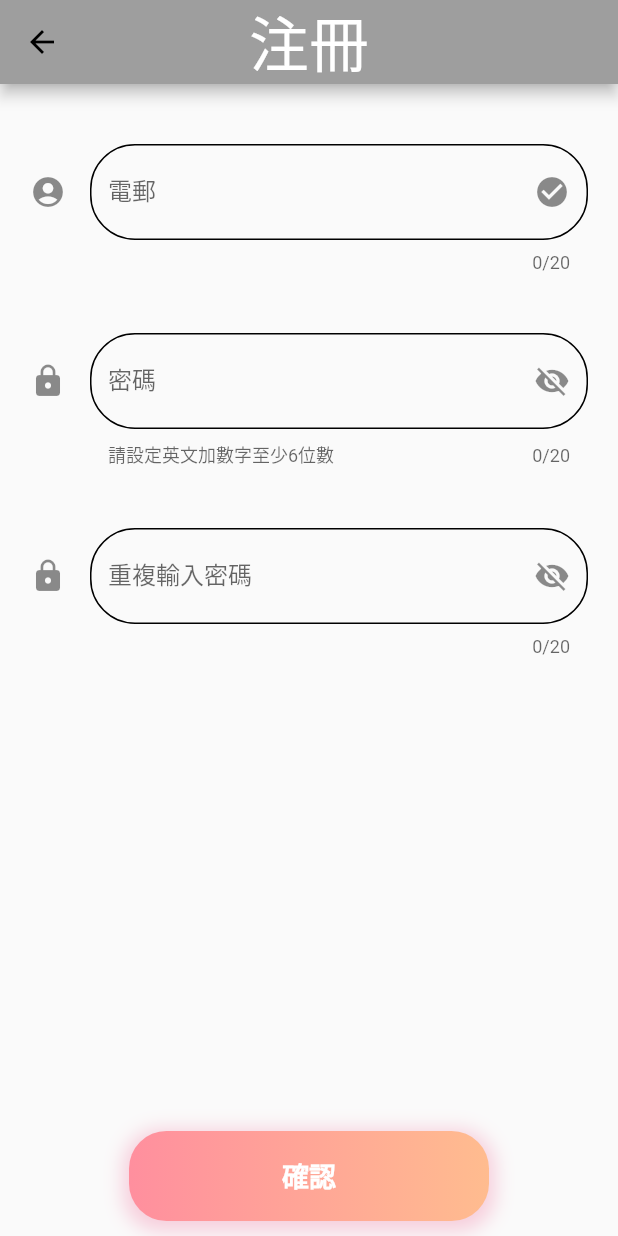
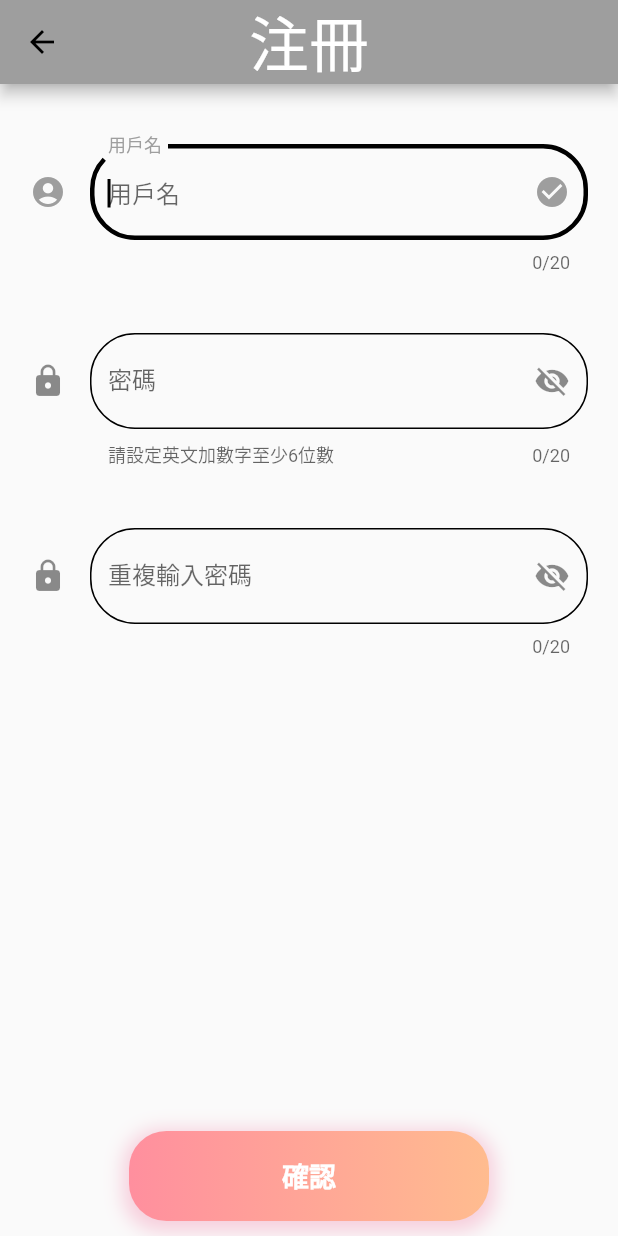
Before and after one commit to yu-hsiennn/Pet-App, a Flutter app: the RegisterPage screen opened directly, on a phone screen of 412 x 824 dp. Run offline on Flutter 3.47's test engine with Material 2 defaults, Android fonts, the light colour scheme and no system bars; our stand-ins replace speech_to_text; missing offline and left inert: album_image; Roboto replaces fonts that are missing (Netflix).

Commit message:
finalized RegisterPage

```diff
--- a/lib/MainPage.dart
+++ b/lib/MainPage.dart
@@ -11,6 +11,8 @@ PetDetail demoPet2 = PetDetail(
 
 UserData demoUser1 = UserData(
   name: "peach",
+  username: 'demouser',
+  password: 'demopw',
   follower: 116,
   pet_count: 2,
   intro: "aasddf",
--- a/lib/RegisterPage.dart
+++ b/lib/RegisterPage.dart
@@ -1,4 +1,5 @@
 import 'package:flutter/material.dart';
+import 'package:pet_app/UserData.dart';
 import 'CustomButton.dart';
 import 'EditProfilePage.dart';
 
@@ -11,10 +12,30 @@ class RegisterPage extends StatefulWidget {
 
 class _RegisterPage extends State<RegisterPage> {
   bool hidePassword = true;
+  TextEditingController _textControllerUsername = TextEditingController();
+  TextEditingController _textControllerP1 = TextEditingController();
+  TextEditingController _textControllerP2 = TextEditingController();
+  final _formKey = GlobalKey<FormState>();
+  final FocusNode _focusNodePw1 = FocusNode();
+  final FocusNode _focusNodePw2 = FocusNode();
+
+  void _submit() {
+    if (_formKey.currentState?.validate() == true) {
+      Navigator.push(
+          context,
+          MaterialPageRoute(
+              builder: (context) => EditProfilePage(
+                  user: UserData(
+                      username: _textControllerUsername.text,
+                      password: _textControllerP1.text))));
+    }
+  }
 
   @override
   Widget build(BuildContext context) {
-    return Scaffold(
+    return Form(
+      key: _formKey,
+      child: Scaffold(
           appBar: AppBar(
             centerTitle: true,
             title: const Text(
@@ -34,9 +55,20 @@ class _RegisterPage extends State<RegisterPage> {
                   Container(
                     margin: EdgeInsets.symmetric(vertical: 20),
                     child: TextFormField(
+                      autofocus: true,
+                      controller: _textControllerUsername,
                       cursorColor: Colors.black,
-                    initialValue: '',
                       maxLength: 20,
+                      validator: (value) {
+                        if (value?.isEmpty == true) {
+                          return '不能為空';
+                        }
+                      },
+                      onEditingComplete: () {
+                        if (_formKey.currentState?.validate() == true) {
+                          FocusScope.of(context).requestFocus(_focusNodePw1);
+                        }
+                      },
                       decoration: InputDecoration(
                         icon: Icon(Icons.account_circle),
                         enabledBorder: OutlineInputBorder(
@@ -47,8 +79,16 @@ class _RegisterPage extends State<RegisterPage> {
                           borderSide: BorderSide(width: 3),
                           borderRadius: BorderRadius.circular(30.0),
                         ),
-                      hintText: "電郵",
-                      labelText: '電郵',
+                        errorBorder: OutlineInputBorder(
+                          borderSide: BorderSide(width: 1, color: Colors.red),
+                          borderRadius: BorderRadius.circular(30.0),
+                        ),
+                        focusedErrorBorder: OutlineInputBorder(
+                          borderSide: BorderSide(width: 3, color: Colors.red),
+                          borderRadius: BorderRadius.circular(30.0),
+                        ),
+                        hintText: "用戶名",
+                        labelText: '用戶名',
                         suffixIcon: Icon(
                           Icons.check_circle,
                         ),
@@ -58,9 +98,13 @@ class _RegisterPage extends State<RegisterPage> {
                   Container(
                     margin: EdgeInsets.symmetric(vertical: 20),
                     child: TextFormField(
+                      focusNode: _focusNodePw1,
+                      controller: _textControllerP1,
                       cursorColor: Colors.black,
-                    initialValue: '',
                       maxLength: 20,
+                      onEditingComplete: () {
+                        FocusScope.of(context).requestFocus(_focusNodePw2);
+                      },
                       obscureText: hidePassword,
                       decoration: InputDecoration(
                         icon: Icon(Icons.lock),
@@ -76,10 +120,6 @@ class _RegisterPage extends State<RegisterPage> {
                         hintText: "密碼",
                         labelText: '密碼',
                         helperText: '請設定英文加數字至少6位數',
-                      // errorText: 'Error message',
-                      // suffixIcon: Icon(
-                      //   Icons.error,
-                      // ),
                         suffixIcon: IconButton(
                           icon: hidePassword
                               ? Icon(Icons.visibility_off)
@@ -96,10 +136,17 @@ class _RegisterPage extends State<RegisterPage> {
                   Container(
                     margin: EdgeInsets.symmetric(vertical: 20),
                     child: TextFormField(
+                      focusNode: _focusNodePw2,
+                      controller: _textControllerP2,
                       cursorColor: Colors.black,
-                    initialValue: '',
                       maxLength: 20,
                       obscureText: hidePassword,
+                      validator: (value) {
+                        if (_textControllerP1.text != value) {
+                          return '密碼必須相符!';
+                        }
+                      },
+                      onEditingComplete: _submit,
                       decoration: InputDecoration(
                         icon: Icon(Icons.lock),
                         enabledBorder: OutlineInputBorder(
@@ -110,14 +157,17 @@ class _RegisterPage extends State<RegisterPage> {
                           borderSide: BorderSide(width: 3),
                           borderRadius: BorderRadius.circular(30.0),
                         ),
+                        errorBorder: OutlineInputBorder(
+                          borderSide: BorderSide(width: 1, color: Colors.red),
+                          borderRadius: BorderRadius.circular(30.0),
+                        ),
+                        focusedErrorBorder: OutlineInputBorder(
+                          borderSide: BorderSide(width: 3, color: Colors.red),
+                          borderRadius: BorderRadius.circular(30.0),
+                        ),
                         border: OutlineInputBorder(),
                         hintText: "重複輸入密碼",
                         labelText: '重複輸入密碼',
-                      // helperText: '請設定英文加數字至少6位數',
-                      // errorText: 'Error message',
-                      // suffixIcon: Icon(
-                      //   Icons.error,
-                      // ),
                         suffixIcon: IconButton(
                           icon: hidePassword
                               ? Icon(Icons.visibility_off)
@@ -143,13 +193,7 @@ class _RegisterPage extends State<RegisterPage> {
                     Expanded(
                       child: CustomButton(
                         label: '確認',
-                      onPressed: () {
-                        Navigator.push(
-                            context,
-                            MaterialPageRoute(
-                                builder: (context) =>
-                                    EditProfilePage(title: "Hello world!")));
-                      },
+                        onPressed: _submit,
                         height: 60,
                       ),
                     ),
@@ -157,6 +201,7 @@ class _RegisterPage extends State<RegisterPage> {
                 ),
               ),
             ],
-        ));
+          )),
+    );
   }
 }
--- a/lib/UserData.dart
+++ b/lib/UserData.dart
@@ -1,5 +1,7 @@
 class UserData {
   String name;
+  String username;
+  String password;
   int follower;
   int posts_count;
   String intro;
@@ -8,13 +10,15 @@ class UserData {
   List<PetDetail> petdatas;
 
   UserData(
-      {required this.name,
+      {this.name = '',
+      required this.username,
+      required this.password,
       this.follower = 0,
       this.posts_count = 0,
       this.intro = '',
       this.pet_count = 0,
       this.photo = '',
-      required this.petdatas});
+      this.petdatas = const []});
 }
 
 class PetDetail {
```
Lines whose indentation alone changed are shown as unchanged.
